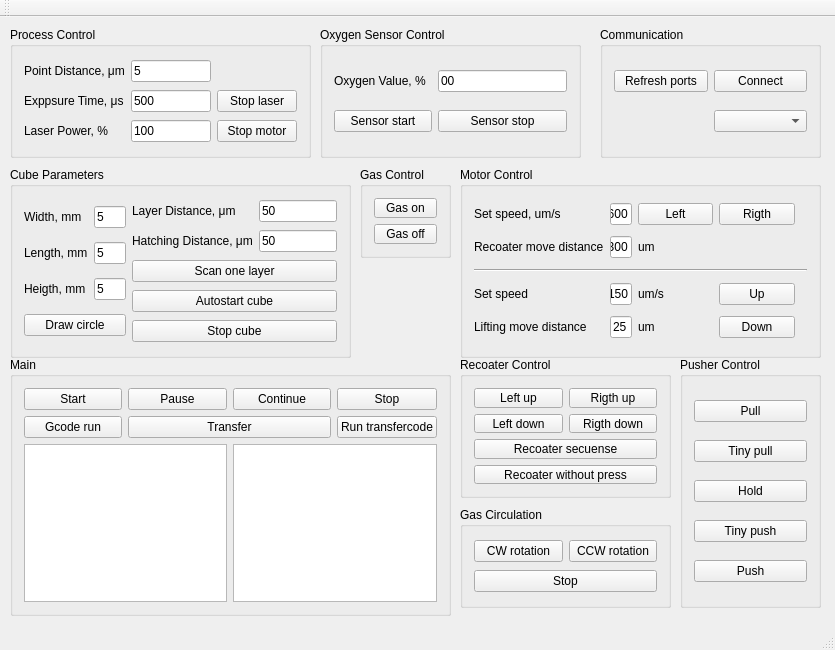
This is Happy3D/mainwindow.ui in Anaga/Happy3D-Qt as Qt 5 draws it before an edit. The edited form follows.
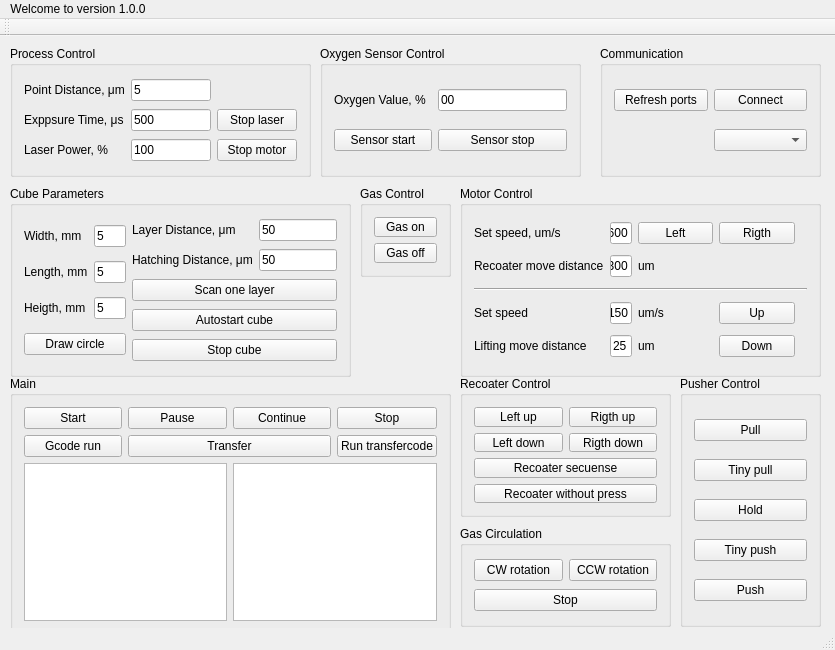
This is the edited form.

Patch:
```diff
--- a/Happy3D/mainwindow.ui
+++ b/Happy3D/mainwindow.ui
@@ -689,6 +689,12 @@
      <height>17</height>
     </rect>
    </property>
+   <widget class="QMenu" name="menuWelcome_to_version_1_0_0">
+    <property name="title">
+     <string>Welcome to version 1.0.0</string>
+    </property>
+   </widget>
+   <addaction name="menuWelcome_to_version_1_0_0"/>
   </widget>
   <widget class="QToolBar" name="mainToolBar">
    <attribute name="toolBarArea">
```
Left out of the diff: 6 changed lines with no effect on the pictures.
